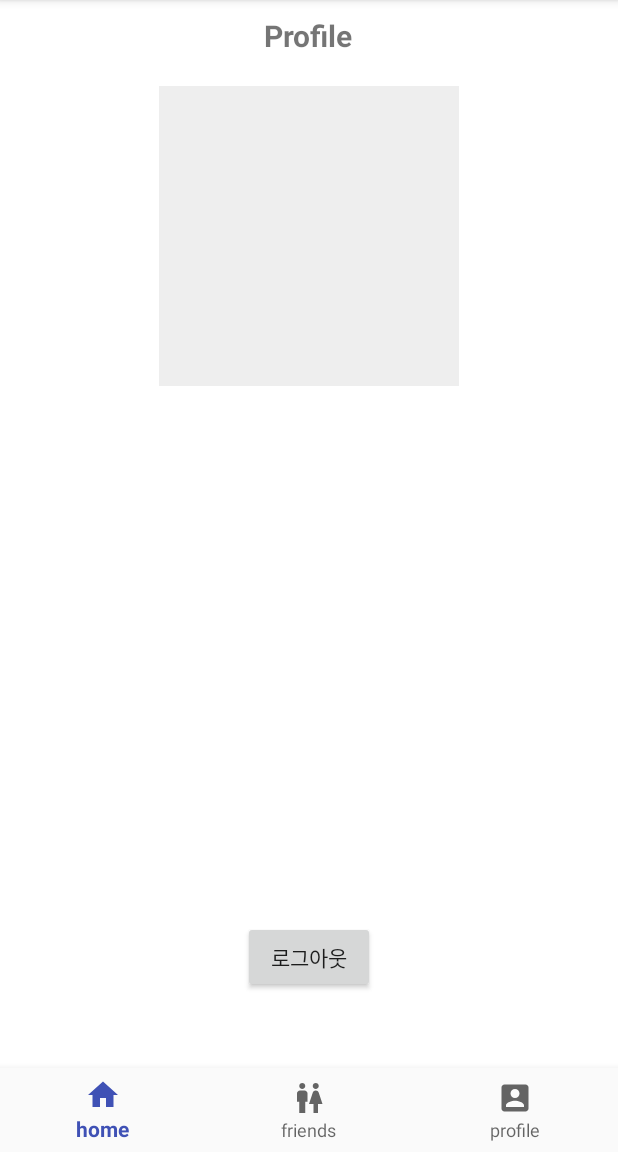
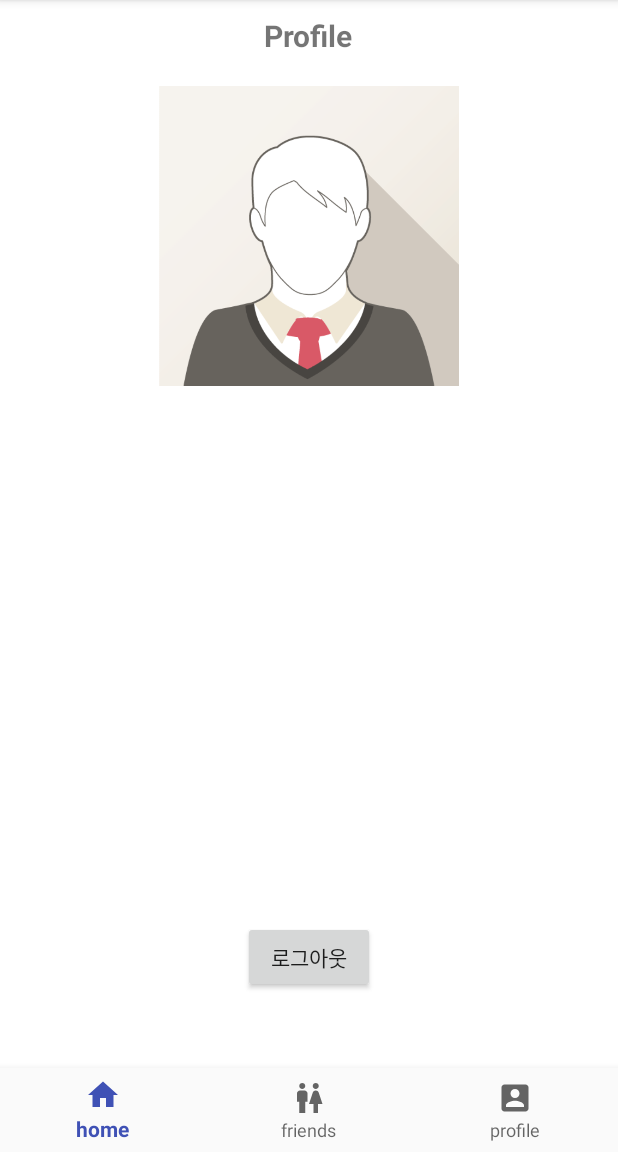
Before and after one commit to Moerai/CoupleApp, an Android app: the fragment ProfileFragment placed in its activity, on a phone screen of 412 x 824 dp, the part 84-1236 px from its top. Run offline under Robolectric (Android 15) with nearby library versions, the phone set to English and light mode, and no system bars; our stand-ins replace Firebase (no records; nobody signed in at launch, a user with empty details on screens opened directly), Picasso; 2 statements that could not run were skipped.

Commit message:
이미지 추가, 프로필 초기 이미지 변경, google-service.json 추가

```diff
--- a/app/src/main/res/layout/fragment_profile.xml
+++ b/app/src/main/res/layout/fragment_profile.xml
@@ -25,7 +25,7 @@
         android:layout_centerHorizontal="true"
         android:layout_below="@+id/tvTitle"
         android:layout_marginTop="20dp"
-        android:background="#eeeeee"
+        android:src="@drawable/avatar"
         />
 
     <ProgressBar
```
Also changed, not shown: app/src/main/res/drawable/avatar.png (added), 1 other file.
